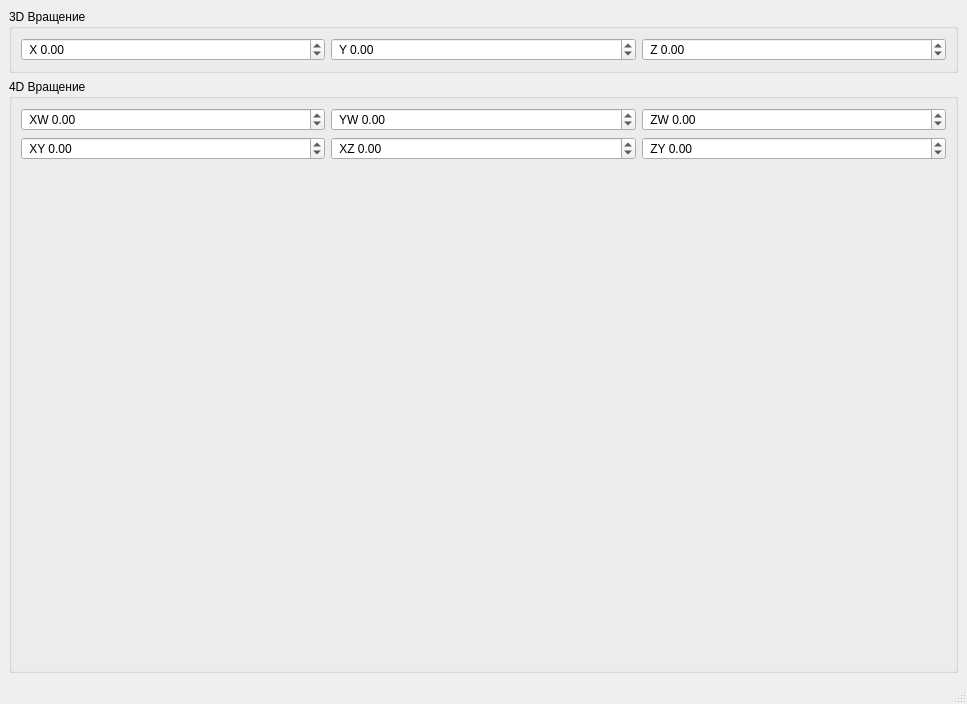
First picture: the form in mainWindowUI.ui, repository ZalmanHack/visual4D, before the edit.
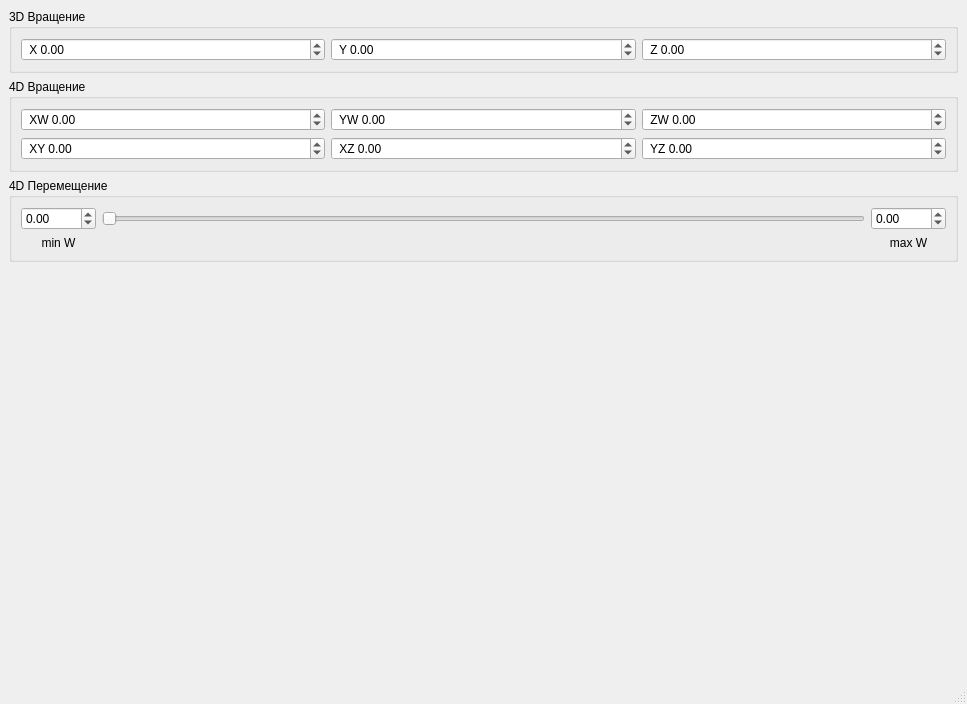
Second picture: the form after the edit.

Patch:
```diff
--- a/mainWindowUI.ui
+++ b/mainWindowUI.ui
@@ -200,7 +200,7 @@
             <bool>false</bool>
            </property>
            <property name="prefix">
-            <string> ZY </string>
+            <string> YZ </string>
            </property>
            <property name="minimum">
             <double>-360.000000000000000</double>
@@ -260,22 +260,84 @@
            </property>
           </widget>
          </item>
-         <item row="2" column="1">
-          <spacer name="verticalSpacer">
+        </layout>
+       </widget>
+      </item>
+      <item>
+       <widget class="QGroupBox" name="groupBox_3">
+        <property name="minimumSize">
+         <size>
+          <width>0</width>
+          <height>76</height>
+         </size>
+        </property>
+        <property name="title">
+         <string>4D Перемещение</string>
+        </property>
+        <layout class="QGridLayout" name="gridLayout_4">
+         <item row="0" column="0">
+          <widget class="QDoubleSpinBox" name="min_w">
+           <property name="minimum">
+            <double>-1000.000000000000000</double>
+           </property>
+           <property name="maximum">
+            <double>1000.000000000000000</double>
+           </property>
+          </widget>
+         </item>
+         <item row="0" column="1">
+          <widget class="QSlider" name="position_w">
            <property name="orientation">
-            <enum>Qt::Vertical</enum>
+            <enum>Qt::Horizontal</enum>
            </property>
-           <property name="sizeHint" stdset="0">
-            <size>
-             <width>20</width>
-             <height>40</height>
-            </size>
+          </widget>
+         </item>
+         <item row="0" column="2">
+          <widget class="QDoubleSpinBox" name="max_w">
+           <property name="minimum">
+            <double>-1000.000000000000000</double>
            </property>
-          </spacer>
+           <property name="maximum">
+            <double>1000.000000000000000</double>
+           </property>
+          </widget>
+         </item>
+         <item row="1" column="0">
+          <widget class="QLabel" name="label">
+           <property name="text">
+            <string>min W</string>
+           </property>
+           <property name="alignment">
+            <set>Qt::AlignCenter</set>
+           </property>
+          </widget>
+         </item>
+         <item row="1" column="2">
+          <widget class="QLabel" name="label_2">
+           <property name="text">
+            <string>max W</string>
+           </property>
+           <property name="alignment">
+            <set>Qt::AlignCenter</set>
+           </property>
+          </widget>
          </item>
         </layout>
        </widget>
       </item>
+      <item>
+       <spacer name="verticalSpacer">
+        <property name="orientation">
+         <enum>Qt::Vertical</enum>
+        </property>
+        <property name="sizeHint" stdset="0">
+         <size>
+          <width>20</width>
+          <height>40</height>
+         </size>
+        </property>
+       </spacer>
+      </item>
      </layout>
     </item>
    </layout>
```
Left out of the diff: 66 changed lines with no effect on the pictures.
